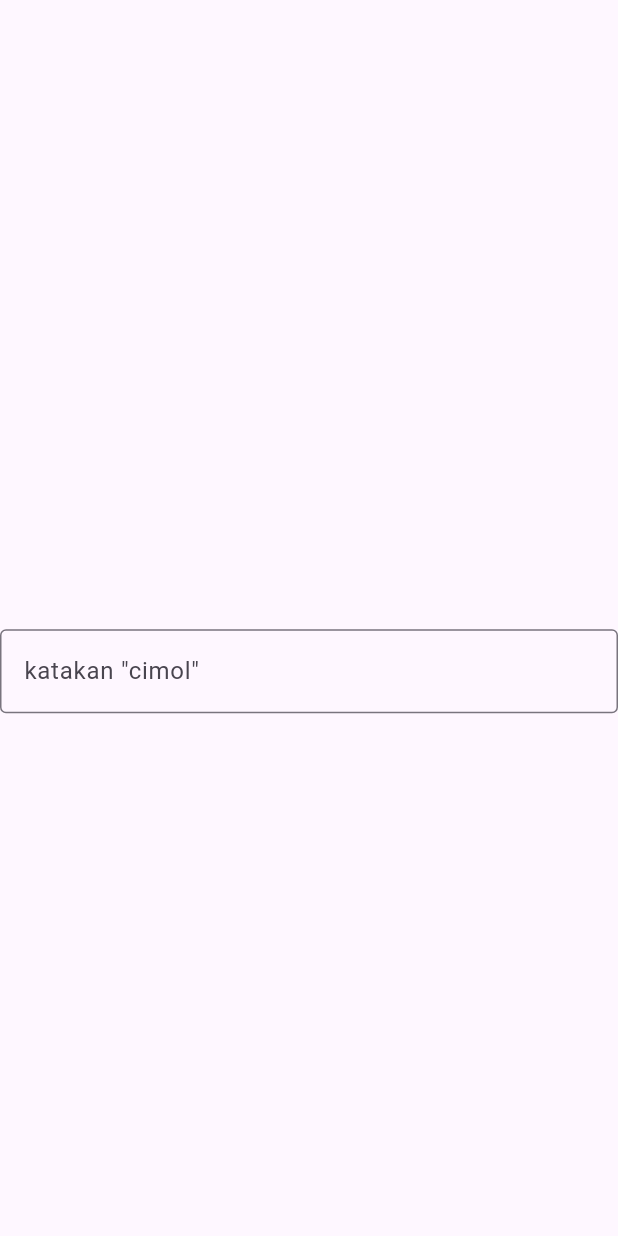
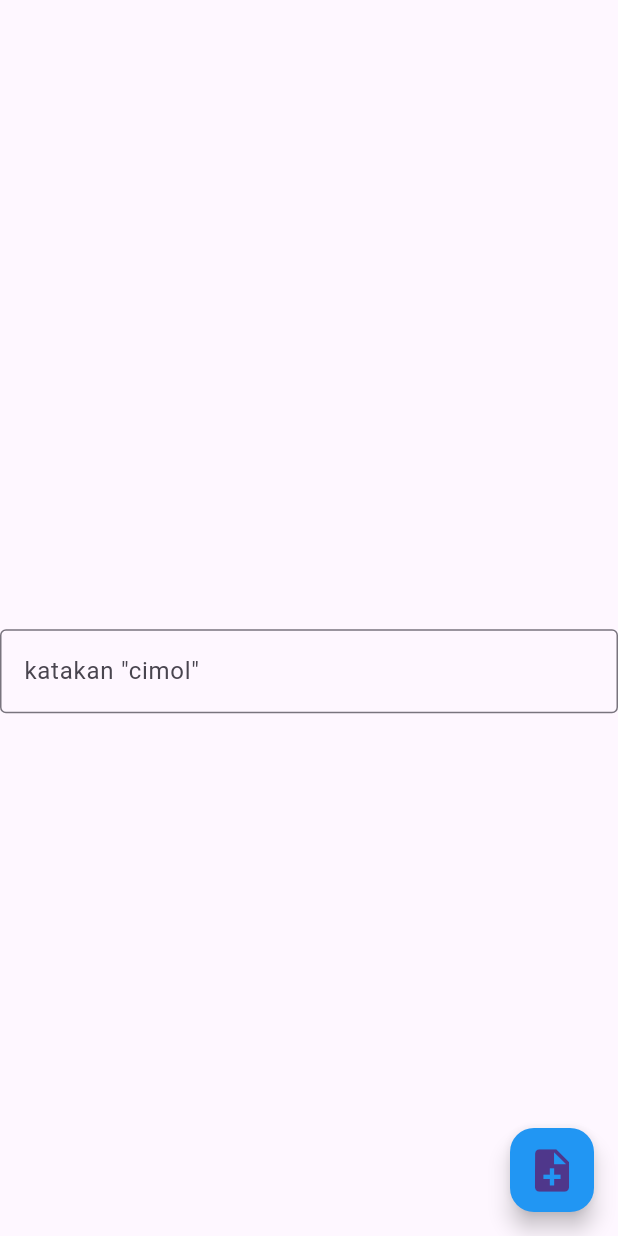
Before and after one commit to cimolorangbekasi/after_vacuum, a Flutter app: the screen it shows after launch, on a phone screen of 412 x 824 dp. Run offline on Flutter 3.47's test engine with Material 3 defaults, Android fonts, the phone set to English and light mode, and no system bars; our stand-ins replace get.

Commit message:
adding floating action button

```diff
--- a/lib/screen/home/home.dart
+++ b/lib/screen/home/home.dart
@@ -28,6 +28,12 @@ class Home extends StatelessWidget {
           ),
         ],
       ),
+      floatingActionButton: FloatingActionButton(
+        backgroundColor: Colors.blue,
+        heroTag: 'grid',
+        onPressed: () => (),
+        child: const Icon(Icons.note_add, size: 34),
+      ),
     );
   }
 }
```
